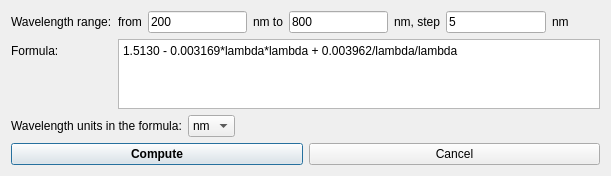
Above: ants3bundle/src/ants3/gui/materials/aopticaldataimportdialog.ui from andrmor/ANTS3bundle before the change. Below: the same form after it.
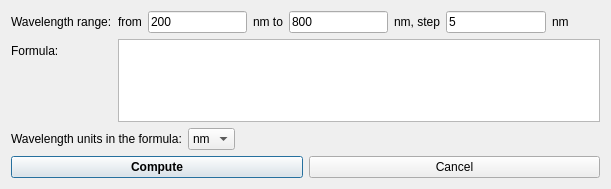
That is the form after the change.

```diff
--- a/ants3bundle/src/ants3/gui/materials/aopticaldataimportdialog.ui
+++ b/ants3bundle/src/ants3/gui/materials/aopticaldataimportdialog.ui
@@ -7,7 +7,7 @@
     <x>0</x>
     <y>0</y>
     <width>611</width>
-    <height>176</height>
+    <height>189</height>
    </rect>
   </property>
   <property name="windowTitle">
@@ -99,7 +99,7 @@
      <item row="1" column="1">
       <widget class="QPlainTextEdit" name="pteFormula">
        <property name="plainText">
-        <string>1.5130 - 0.003169*lambda*lambda + 0.003962/lambda/lambda</string>
+        <string/>
        </property>
       </widget>
      </item>
```
Left out of the diff: 4 changed lines with no effect on the pictures.
